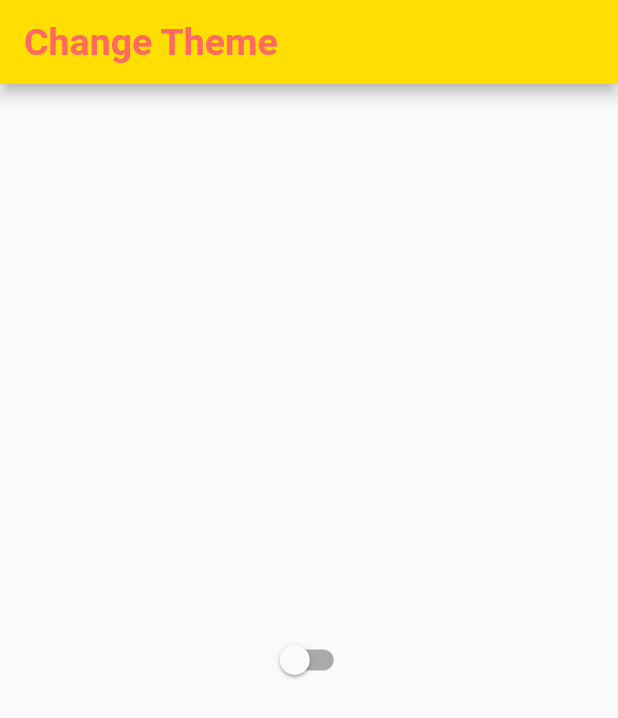
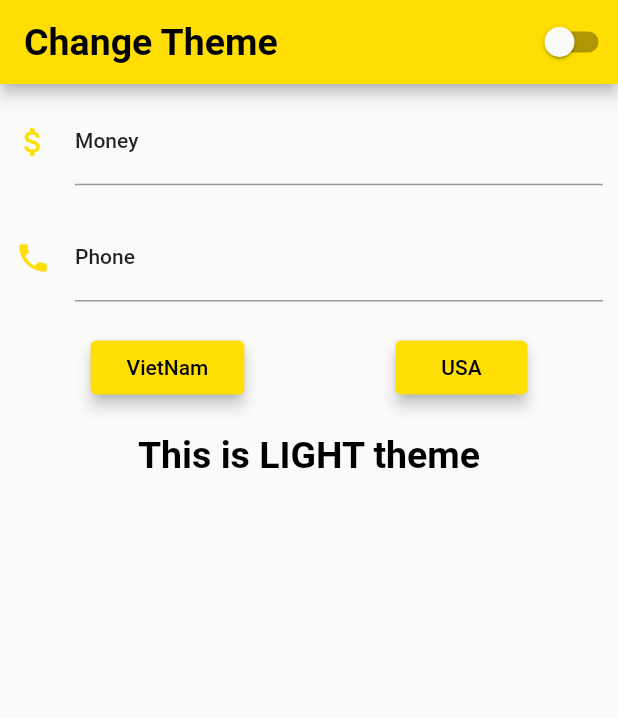
Before and after one commit to huubao2309/utils_for_app, a Flutter app: the MyApp screen opened directly, on a phone screen of 412 x 824 dp. Shown: the top 718 px of the screen. Run offline on Flutter 3.47's test engine with Material 2 defaults, Android fonts, the phone set to English and light mode, and no system bars; our stand-ins replace easy_localization, flutter_masked_text; missing offline and left inert: cool_ui.

Commit message:
commit for change theme

```diff
--- a/lib/input_money_vietnam/input_money.dart
+++ b/lib/input_money_vietnam/input_money.dart
@@ -1,6 +1,9 @@
 import 'package:cool_ui/cool_ui.dart';
+import 'package:easy_localization/easy_localization.dart';
 import 'package:flutter/material.dart';
 import 'package:flutter_masked_text/flutter_masked_text.dart';
+import 'package:provider/provider.dart';
+import 'package:utils_for_app/theme_app/theme_type.dart';
 
 class InputMonetVietNamDemo extends StatefulWidget {
   @override
@@ -10,14 +13,24 @@ class InputMonetVietNamDemo extends StatefulWidget {
 class _InputMonetVietNamDemoState extends State<InputMonetVietNamDemo> {
   final _controllerMoney = new MaskedTextController(mask: '000,000,000');
   final _controllerPhone = new MaskedTextController(mask: '(+84) 000 000 000');
+
+  @override
+  void initState() {
+    super.initState();
+  }
+
+  @override
+  void dispose() {
+    super.dispose();
+    // Clean up the controller when the widget is disposed.
+    _controllerMoney.dispose();
+    _controllerPhone.dispose();
+  }
+
   @override
   Widget build(BuildContext context) {
     return KeyboardMediaQuery(
-      child: Scaffold(
-        appBar: AppBar(
-          title: Text("Custom Keyboard Demo"),
-        ),
-        body: Center(
+      child: SingleChildScrollView(
         child: Column(
           children: <Widget>[
             Padding(
@@ -26,13 +39,13 @@ class _InputMonetVietNamDemoState extends State<InputMonetVietNamDemo> {
                 controller: _controllerMoney,
                 keyboardType: NumberKeyboard.inputType,
                 decoration: InputDecoration(
-                    hintText: "Input money",
-                    labelText: "Money",
-                    labelStyle: TextStyle(color: Colors.green),
-                    hintStyle: TextStyle(color: Colors.black),
+                  hintText: tr("hintText"),
+                  labelText: tr("money"),
+                  labelStyle: Theme.of(context).textTheme.body2,
+                  hintStyle: Theme.of(context).textTheme.body2,
                   icon: Icon(
                     Icons.attach_money,
-                      color: Colors.blue,
+                    color: Theme.of(context).primaryColor,
                   ),
                 ),
                 onChanged: (string) {
@@ -55,12 +68,12 @@ class _InputMonetVietNamDemoState extends State<InputMonetVietNamDemo> {
                 keyboardType: NumberKeyboard.inputType,
                 decoration: InputDecoration(
                   hintText: "(+84) 987 123 456",
-                    labelText: "Phone",
-                    labelStyle: TextStyle(color: Colors.green),
-                    hintStyle: TextStyle(color: Colors.black),
+                  labelText: tr("phone"),
+                  labelStyle: Theme.of(context).textTheme.body2,
+                  hintStyle: Theme.of(context).textTheme.body2,
                   icon: Icon(
                     Icons.phone,
-                      color: Colors.blue,
+                    color: Theme.of(context).primaryColor,
                   ),
                 ),
                 onChanged: (string) {
@@ -73,8 +86,52 @@ class _InputMonetVietNamDemoState extends State<InputMonetVietNamDemo> {
                 },
               ),
             ),
+            Padding(
+              padding: const EdgeInsets.all(10.0),
+              child: Row(
+                mainAxisAlignment: MainAxisAlignment.spaceAround,
+                children: <Widget>[
+                  RaisedButton(
+                    onPressed: () {
+                      // Change Locale of App
+                      EasyLocalization.of(context).locale = Locale("vi", "VN");
+                    },
+                    child: Text(
+                      'vietnam',
+                      style: TextStyle(
+                        color: Theme.of(context).accentColor,
+                      ),
+                    ).tr(context: context),
+                    color: Theme.of(context).primaryColor,
+                    elevation: 4.0,
+                  ),
+                  RaisedButton(
+                    onPressed: () {
+                      // Change Locale of App
+                      EasyLocalization.of(context).locale = Locale("en", "US");
+                    },
+                    child: Text(
+                      'usa',
+                      style: TextStyle(
+                        color: Theme.of(context).accentColor,
+                      ),
+                    ).tr(context: context),
+                    color: Theme.of(context).primaryColor,
+                    elevation: 4.0,
+                  ),
                 ],
               ),
+            ),
+            Padding(
+              padding: const EdgeInsets.all(10.0),
+              child: Text(
+                'isTheme',
+                style: Theme.of(context).textTheme.body1,
+              ).tr(
+                args: [Provider.of<ThemeState>(context).themeName],
+              ),
+            )
+          ],
         ),
       ),
     );
--- a/lib/main.dart
+++ b/lib/main.dart
@@ -8,51 +8,20 @@ import 'package:utils_for_app/theme_app/theme_type.dart';
 
 import 'input_money_vietnam/input_money.dart';
 
-// Comment for Test
-// void main() {
-//   NumberKeyboard.register();
-//   runApp(
-//     EasyLocalization(
-//       supportedLocales: [
-//         Locale('vi', 'VN'),
-//         Locale('en', 'US'),
-//       ],
-//       path: 'resources/langs',
-//       child: ChangeNotifierProvider<ThemeState>(
-//         create: (context) => ThemeState(),
-//         child: App(),
-//       ),
-//     ),
-//   );
-// }
-
-// class MyApp extends StatelessWidget {
-//   @override
-//   Widget build(BuildContext context) {
-//     return MaterialApp(
-//       localizationsDelegates: [
-//         GlobalMaterialLocalizations.delegate,
-//         GlobalWidgetsLocalizations.delegate,
-//         EasyLocalization.of(context).delegate,
-//       ],
-//       supportedLocales: EasyLocalization.of(context).supportedLocales,
-//       locale: EasyLocalization.of(context).locale,
-//       theme: ThemeData(
-//         primarySwatch: Colors.blue,
-//       ),
-//       home: KeyboardRootWidget(
-//         child: InputMonetVietNamDemo(),
-//       ),
-//     );
-//   }
-// }
-
-// Test Change Theme of App
 void main() {
+  // Register for keyboard
+  NumberKeyboard.register();
   runApp(
-    ChangeNotifierProvider<ThemeState>(
+    EasyLocalization(
+      supportedLocales: [
+        Locale('vi', 'VN'),
+        Locale('en', 'US'),
+      ],
+      path: 'resources/langs',
+      child: ChangeNotifierProvider<ThemeState>(
         create: (context) => ThemeState(),
         child: App(),
+      ),
     ),
   );
 }
@@ -62,10 +31,20 @@ class App extends StatelessWidget {
   Widget build(BuildContext context) {
     var theme = new ThemeApp();
     return MaterialApp(
+      debugShowCheckedModeBanner: false,
+      localizationsDelegates: [
+        GlobalMaterialLocalizations.delegate,
+        GlobalWidgetsLocalizations.delegate,
+        EasyLocalization.of(context).delegate,
+      ],
+      supportedLocales: EasyLocalization.of(context).supportedLocales,
+      locale: EasyLocalization.of(context).locale,
       theme: Provider.of<ThemeState>(context).theme == ThemeType.DARK
           ? theme.getDarkTheme()
           : theme.getLightTheme(),
-      home: MyApp(),
+      home: KeyboardRootWidget(
+        child: MyApp(),
+      ),
     );
   }
 }
@@ -81,11 +60,11 @@ class _MyAppState extends State<MyApp> {
     return Scaffold(
       appBar: AppBar(
         title: Text(
-        'Change Theme',
+          'changeTheme',
           style: Theme.of(context).textTheme.body1,
-      )),
-      body: Center(
-        child: Switch(
+        ).tr(context: context),
+        actions: <Widget>[
+          Switch(
             value: Provider.of<ThemeState>(context).theme == ThemeType.DARK,
             onChanged: (value) {
               Provider.of<ThemeState>(context).theme =
@@ -95,7 +74,9 @@ class _MyAppState extends State<MyApp> {
               });
             },
           ),
+        ],
       ),
+      body: InputMonetVietNamDemo(),
     );
   }
 }
--- a/lib/theme_app/theme_type.dart
+++ b/lib/theme_app/theme_type.dart
@@ -17,6 +17,8 @@ class ThemeState extends ChangeNotifier {
     return _isDarkTheme ? ThemeType.DARK : ThemeType.LIGHT;
   }
 
+  String get themeName => _isDarkTheme ? 'DARK' : 'LIGHT';
+
   ThemeType get theme => _isDarkTheme ? ThemeType.DARK : ThemeType.LIGHT;
   set theme(ThemeType type) => setTheme(type);
 
--- a/lib/utils/color.dart
+++ b/lib/utils/color.dart
@@ -20,7 +20,7 @@ class AppColor {
   static MaterialColor primaryLightThemeColor =
       MaterialColor(0xffffde03, color); // yellow
   static MaterialColor accentLightThemeColor =
-      MaterialColor(0xffff6960, color); // pink
+      MaterialColor(0xff000000, color); // black
 
   // Dark Mode
   static MaterialColor primaryDarkThemeColor =
--- a/lib/utils/size.dart
+++ b/lib/utils/size.dart
@@ -1,3 +1,5 @@
 class SizeApp {
   static double sizeText = 25.0;
+  static double contentText = 15.0;
+  static double titleText = 12.0;
 }
--- a/resources/langs/en-US.json
+++ b/resources/langs/en-US.json
@@ -4,6 +4,11 @@
   "textButtonEnglish": "Translate English",
   "textButtonVietNam": "Translate VietNam",
   "hintText": "Input Text...",
-  "titleText": "Money",
-  "symbol": "$"
+  "money": "Money",
+  "symbol": "$",
+  "changeTheme": "Change Theme",
+  "phone": "Phone",
+  "isTheme": "This is {} theme",
+  "vietnam": "VietNam",
+  "usa": "USA"
 }
--- a/resources/langs/vi-VN.json
+++ b/resources/langs/vi-VN.json
@@ -4,6 +4,11 @@
   "textButtonEnglish": "Chuyển sang English",
   "textButtonVietNam": "Chuyển sang VietNam",
   "hintText": "Nhập vào...",
-  "titleText": "Tiền",
-  "symbol": "VND"
+  "money": "Tiền",
+  "symbol": "VND",
+  "changeTheme": "Đổi chủ đề",
+  "phone": "Điện thoại",
+  "isTheme": "Đây là {} theme",
+  "vietnam": "Viet Nam",
+  "usa": "Hoa Kỳ"
 }
```
Also changed, not shown: lib/theme_app/theme_data.dart (+13 -0 lines). Lines whose indentation alone changed are shown as unchanged.
